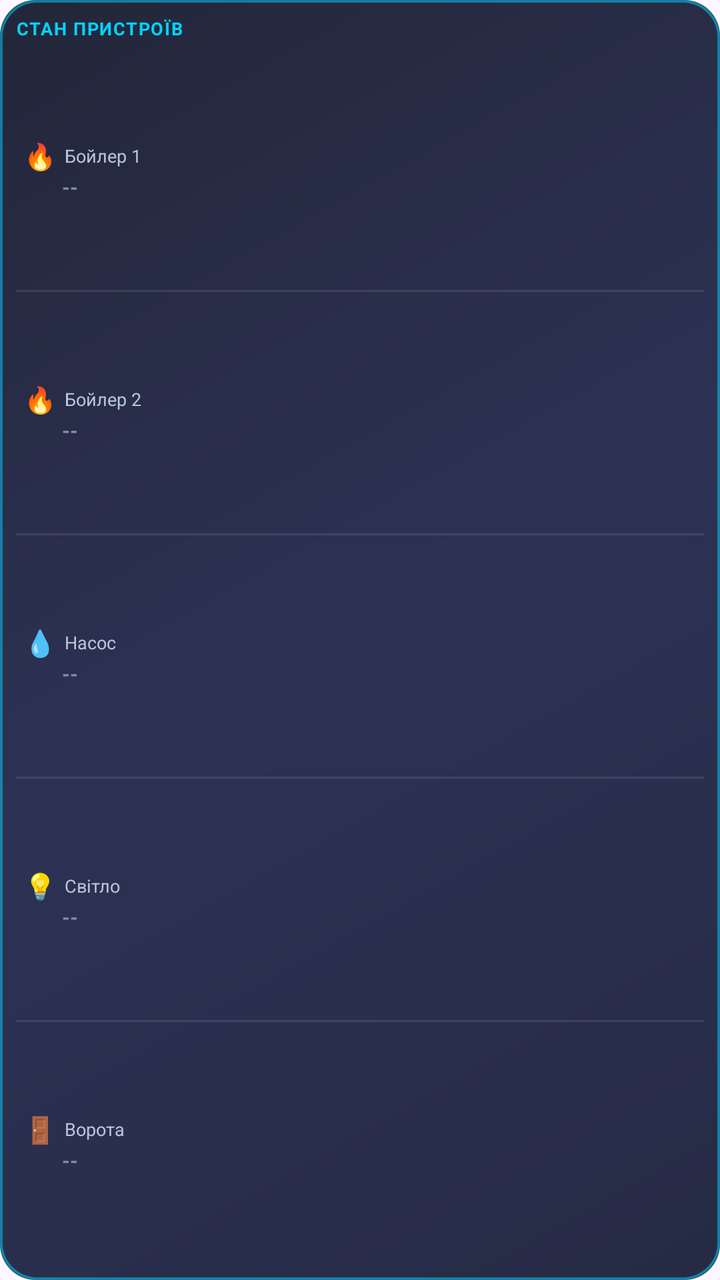
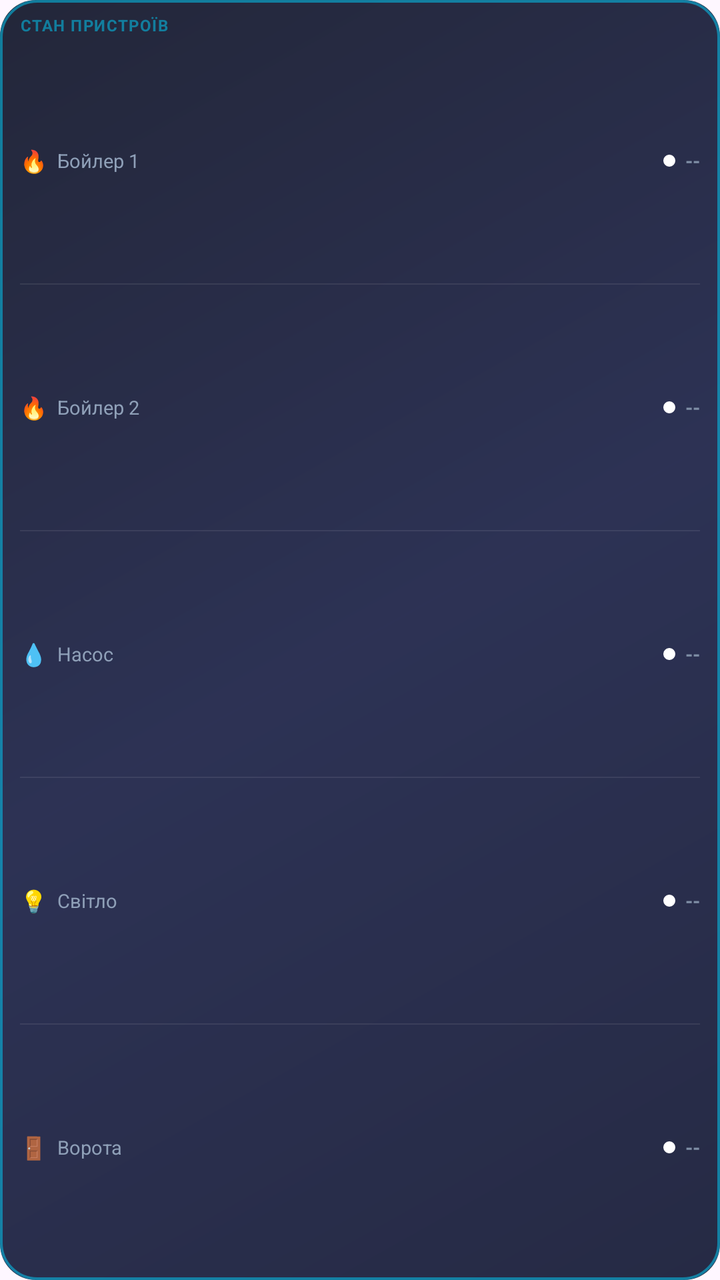

Screens rendered from an Android XML layout before and after an edit, with the pre-edit source and the edit as a unified diff.
<!-- AndroidManifest.xml: application theme Theme.HomeHubCompose -->
<!-- res/layout/widget_devices.xml -->
<?xml version="1.0" encoding="utf-8"?>
<LinearLayout xmlns:android="http://schemas.android.com/apk/res/android"
    android:id="@+id/widgetDevicesRoot"
    android:layout_width="match_parent"
    android:layout_height="match_parent"
    android:background="@drawable/widget_devices_background"
    android:orientation="vertical"
    android:paddingLeft="8dp"
    android:paddingTop="8dp"
    android:paddingRight="8dp"
    android:paddingBottom="8dp">

    <TextView
        android:layout_width="match_parent"
        android:layout_height="wrap_content"
        android:layout_marginBottom="4dp"
        android:ellipsize="end"
        android:letterSpacing="0.06"
        android:maxLines="1"
        android:text="@string/widget_devices_title"
        android:textAllCaps="true"
        android:textColor="#00D4FF"
        android:textSize="9sp"
        android:textStyle="bold" />

    <LinearLayout
        android:id="@+id/widgetDevBoiler1Row"
        android:layout_width="match_parent"
        android:layout_height="0dp"
        android:layout_weight="1"
        android:gravity="center_vertical"
        android:orientation="vertical"
        android:paddingLeft="4dp"
        android:paddingRight="4dp">

        <LinearLayout
            android:layout_width="match_parent"
            android:layout_height="wrap_content"
            android:gravity="center_vertical"
            android:orientation="horizontal">

            <TextView
                android:layout_width="wrap_content"
                android:layout_height="wrap_content"
                android:layout_marginEnd="4dp"
                android:text="🔥"
                android:textSize="13sp" />

            <TextView
                android:layout_width="0dp"
                android:layout_height="wrap_content"
                android:layout_weight="1"
                android:ellipsize="end"
                android:maxLines="1"
                android:text="@string/widget_device_boiler1"
                android:textColor="#B7C5D8"
                android:textSize="9sp" />
        </LinearLayout>

        <TextView
            android:id="@+id/widgetDevBoiler1State"
            android:layout_width="match_parent"
            android:layout_height="wrap_content"
            android:layout_marginStart="19dp"
            android:ellipsize="end"
            android:maxLines="1"
            android:text="--"
            android:textColor="#7F8FA6"
            android:textSize="10sp"
            android:textStyle="bold" />
    </LinearLayout>

    <TextView
        android:layout_width="match_parent"
        android:layout_height="1dp"
        android:text=""
        android:background="#1AFFFFFF" />

    <LinearLayout
        android:id="@+id/widgetDevBoiler2Row"
        android:layout_width="match_parent"
        android:layout_height="0dp"
        android:layout_weight="1"
        android:gravity="center_vertical"
        android:orientation="vertical"
        android:paddingLeft="4dp"
        android:paddingRight="4dp">

        <LinearLayout
            android:layout_width="match_parent"
            android:layout_height="wrap_content"
            android:gravity="center_vertical"
            android:orientation="horizontal">

            <TextView
                android:layout_width="wrap_content"
                android:layout_height="wrap_content"
                android:layout_marginEnd="4dp"
                android:text="🔥"
                android:textSize="13sp" />

            <TextView
                android:layout_width="0dp"
                android:layout_height="wrap_content"
                android:layout_weight="1"
                android:ellipsize="end"
                android:maxLines="1"
                android:text="@string/widget_device_boiler2"
                android:textColor="#B7C5D8"
                android:textSize="9sp" />
        </LinearLayout>

        <TextView
            android:id="@+id/widgetDevBoiler2State"
            android:layout_width="match_parent"
            android:layout_height="wrap_content"
            android:layout_marginStart="19dp"
            android:ellipsize="end"
            android:maxLines="1"
            android:text="--"
            android:textColor="#7F8FA6"
            android:textSize="10sp"
            android:textStyle="bold" />
    </LinearLayout>

    <TextView
        android:layout_width="match_parent"
        android:layout_height="1dp"
        android:text=""
        android:background="#1AFFFFFF" />

    <LinearLayout
        android:id="@+id/widgetDevPumpRow"
        android:layout_width="match_parent"
        android:layout_height="0dp"
        android:layout_weight="1"
        android:gravity="center_vertical"
        android:orientation="vertical"
        android:paddingLeft="4dp"
        android:paddingRight="4dp">

        <LinearLayout
            android:layout_width="match_parent"
            android:layout_height="wrap_content"
            android:gravity="center_vertical"
            android:orientation="horizontal">

            <TextView
                android:layout_width="wrap_content"
                android:layout_height="wrap_content"
                android:layout_marginEnd="4dp"
                android:text="💧"
                android:textSize="13sp" />

            <TextView
                android:layout_width="0dp"
                android:layout_height="wrap_content"
                android:layout_weight="1"
                android:ellipsize="end"
                android:maxLines="1"
                android:text="@string/widget_device_pump"
                android:textColor="#B7C5D8"
                android:textSize="9sp" />
        </LinearLayout>

        <TextView
            android:id="@+id/widgetDevPumpState"
            android:layout_width="match_parent"
            android:layout_height="wrap_content"
            android:layout_marginStart="19dp"
            android:ellipsize="end"
            android:maxLines="1"
            android:text="--"
            android:textColor="#7F8FA6"
            android:textSize="10sp"
            android:textStyle="bold" />
    </LinearLayout>

    <TextView
        android:layout_width="match_parent"
        android:layout_height="1dp"
        android:text=""
        android:background="#1AFFFFFF" />

    <LinearLayout
        android:id="@+id/widgetDevLightRow"
        android:layout_width="match_parent"
        android:layout_height="0dp"
        android:layout_weight="1"
        android:gravity="center_vertical"
        android:orientation="vertical"
        android:paddingLeft="4dp"
        android:paddingRight="4dp">

        <LinearLayout
            android:layout_width="match_parent"
            android:layout_height="wrap_content"
            android:gravity="center_vertical"
            android:orientation="horizontal">

            <TextView
                android:layout_width="wrap_content"
                android:layout_height="wrap_content"
                android:layout_marginEnd="4dp"
                android:text="💡"
                android:textSize="13sp" />

            <TextView
                android:layout_width="0dp"
                android:layout_height="wrap_content"
                android:layout_weight="1"
                android:ellipsize="end"
                android:maxLines="1"
                android:text="@string/widget_device_light"
                android:textColor="#B7C5D8"
                android:textSize="9sp" />
        </LinearLayout>

        <TextView
            android:id="@+id/widgetDevLightState"
            android:layout_width="match_parent"
            android:layout_height="wrap_content"
            android:layout_marginStart="19dp"
            android:ellipsize="end"
            android:maxLines="1"
            android:text="--"
            android:textColor="#7F8FA6"
            android:textSize="10sp"
            android:textStyle="bold" />
    </LinearLayout>

    <TextView
        android:layout_width="match_parent"
        android:layout_height="1dp"
        android:text=""
        android:background="#1AFFFFFF" />

    <LinearLayout
        android:id="@+id/widgetDevGateRow"
        android:layout_width="match_parent"
        android:layout_height="0dp"
        android:layout_weight="1"
        android:gravity="center_vertical"
        android:orientation="vertical"
        android:paddingLeft="4dp"
        android:paddingRight="4dp">

        <LinearLayout
            android:layout_width="match_parent"
            android:layout_height="wrap_content"
            android:gravity="center_vertical"
            android:orientation="horizontal">

            <TextView
                android:layout_width="wrap_content"
                android:layout_height="wrap_content"
                android:layout_marginEnd="4dp"
                android:text="🚪"
                android:textSize="13sp" />

            <TextView
                android:layout_width="0dp"
                android:layout_height="wrap_content"
                android:layout_weight="1"
                android:ellipsize="end"
                android:maxLines="1"
                android:text="@string/widget_device_gate"
                android:textColor="#B7C5D8"
                android:textSize="9sp" />
        </LinearLayout>

        <TextView
            android:id="@+id/widgetDevGateState"
            android:layout_width="match_parent"
            android:layout_height="wrap_content"
            android:layout_marginStart="19dp"
            android:ellipsize="end"
            android:maxLines="1"
            android:text="--"
            android:textColor="#7F8FA6"
            android:textSize="10sp"
            android:textStyle="bold" />
    </LinearLayout>
</LinearLayout>
<!-- resources referenced by this layout -->
<resources>
  <!-- drawable widget_devices_background (drawable) -->
  <?xml version="1.0" encoding="utf-8"?>
  <layer-list xmlns:android="http://schemas.android.com/apk/res/android">
      <item>
          <shape android:shape="rectangle">
              <corners android:radius="18dp" />
              <gradient
                  android:angle="135"
                  android:startColor="#E60E1330"
                  android:centerColor="#E6161C42"
                  android:endColor="#E60B0F24"
                  android:type="linear" />
          </shape>
      </item>
  
      <item>
          <shape android:shape="rectangle">
              <corners android:radius="18dp" />
              <solid android:color="#00000000" />
              <stroke
                  android:width="1.4dp"
                  android:color="#8000D4FF" />
          </shape>
      </item>
  </layer-list>
  <string name="widget_device_boiler1">Бойлер 1</string>
  <string name="widget_device_boiler2">Бойлер 2</string>
  <string name="widget_device_gate">Ворота</string>
  <string name="widget_device_light">Світло</string>
  <string name="widget_device_pump">Насос</string>
  <string name="widget_devices_title">Стан пристроїв</string>
  <style name="Theme.HomeHubCompose" parent="Theme.Material3.DayNight.NoActionBar">
          <item name="android:statusBarColor" tools:targetApi="l">#12141C</item>
          <item name="android:navigationBarColor" tools:targetApi="l">#12141C</item>
          <item name="android:windowLightStatusBar" tools:targetApi="m">false</item>
      </style>
</resources>

<!-- the commit's change to res/layout/widget_devices.xml (unified diff, before → after) -->
@@ -5,22 +5,22 @@
     android:layout_height="match_parent"
     android:background="@drawable/widget_devices_background"
     android:orientation="vertical"
-    android:paddingLeft="8dp"
-    android:paddingTop="8dp"
-    android:paddingRight="8dp"
-    android:paddingBottom="8dp">
+    android:paddingLeft="10dp"
+    android:paddingTop="7dp"
+    android:paddingRight="10dp"
+    android:paddingBottom="7dp">
 
     <TextView
         android:layout_width="match_parent"
         android:layout_height="wrap_content"
-        android:layout_marginBottom="4dp"
+        android:layout_marginBottom="3dp"
         android:ellipsize="end"
         android:letterSpacing="0.06"
         android:maxLines="1"
         android:text="@string/widget_devices_title"
         android:textAllCaps="true"
-        android:textColor="#00D4FF"
-        android:textSize="9sp"
+        android:textColor="#8000D4FF"
+        android:textSize="8sp"
         android:textStyle="bold" />
 
     <LinearLayout
@@ -29,52 +29,50 @@
         android:layout_height="0dp"
         android:layout_weight="1"
         android:gravity="center_vertical"
-        android:orientation="vertical"
-        android:paddingLeft="4dp"
-        android:paddingRight="4dp">
-
-        <LinearLayout
-            android:layout_width="match_parent"
-            android:layout_height="wrap_content"
-            android:gravity="center_vertical"
-            android:orientation="horizontal">
-
-            <TextView
-                android:layout_width="wrap_content"
-                android:layout_height="wrap_content"
-                android:layout_marginEnd="4dp"
-                android:text="🔥"
-                android:textSize="13sp" />
-
-            <TextView
-                android:layout_width="0dp"
-                android:layout_height="wrap_content"
-                android:layout_weight="1"
-                android:ellipsize="end"
-                android:maxLines="1"
-                android:text="@string/widget_device_boiler1"
-                android:textColor="#B7C5D8"
-                android:textSize="9sp" />
-        </LinearLayout>
+        android:orientation="horizontal">
+
+        <TextView
+            android:layout_width="wrap_content"
+            android:layout_height="wrap_content"
+            android:layout_marginEnd="5dp"
+            android:text="🔥"
+            android:textSize="11sp" />
+
+        <TextView
+            android:layout_width="0dp"
+            android:layout_height="wrap_content"
+            android:layout_weight="1"
+            android:ellipsize="end"
+            android:maxLines="1"
+            android:text="@string/widget_device_boiler1"
+            android:textColor="#8FA0B8"
+            android:textSize="9.5sp" />
+
+        <ImageView
+            android:id="@+id/widgetDevBoiler1Dot"
+            android:layout_width="6dp"
+            android:layout_height="6dp"
+            android:layout_marginEnd="5dp"
+            android:src="@drawable/widget_status_dot" />
 
         <TextView
             android:id="@+id/widgetDevBoiler1State"
-            android:layout_width="match_parent"
-            android:layout_height="wrap_content"
-            android:layout_marginStart="19dp"
-            android:ellipsize="end"
-            android:maxLines="1"
-            android:text="--"
-            android:textColor="#7F8FA6"
-            android:textSize="10sp"
-            android:textStyle="bold" />
-    </LinearLayout>
-
-    <TextView
-        android:layout_width="match_parent"
-        android:layout_height="1dp"
-        android:text=""
-        android:background="#1AFFFFFF" />
+            android:layout_width="wrap_content"
+            android:layout_height="wrap_content"
+            android:ellipsize="end"
+            android:maxLines="1"
+            android:text="--"
+            android:textColor="#7F8FA6"
+            android:textSize="9.5sp"
+            android:textStyle="bold" />
+    </LinearLayout>
+
+    <TextView
+        android:layout_width="match_parent"
+        android:layout_height="0.6dp"
+        android:layout_marginTop="2dp"
+        android:layout_marginBottom="2dp"
+        android:background="#14FFFFFF" />
 
     <LinearLayout
         android:id="@+id/widgetDevBoiler2Row"
@@ -82,52 +80,50 @@
         android:layout_height="0dp"
         android:layout_weight="1"
         android:gravity="center_vertical"
-        android:orientation="vertical"
-        android:paddingLeft="4dp"
-        android:paddingRight="4dp">
-
-        <LinearLayout
-            android:layout_width="match_parent"
-            android:layout_height="wrap_content"
-            android:gravity="center_vertical"
-            android:orientation="horizontal">
-
-            <TextView
-                android:layout_width="wrap_content"
-                android:layout_height="wrap_content"
-                android:layout_marginEnd="4dp"
-                android:text="🔥"
-                android:textSize="13sp" />
-
-            <TextView
-                android:layout_width="0dp"
-                android:layout_height="wrap_content"
-                android:layout_weight="1"
-                android:ellipsize="end"
-                android:maxLines="1"
-                android:text="@string/widget_device_boiler2"
-                android:textColor="#B7C5D8"
-                android:textSize="9sp" />
-        </LinearLayout>
+        android:orientation="horizontal">
+
+        <TextView
+            android:layout_width="wrap_content"
+            android:layout_height="wrap_content"
+            android:layout_marginEnd="5dp"
+            android:text="🔥"
+            android:textSize="11sp" />
+
+        <TextView
+            android:layout_width="0dp"
+            android:layout_height="wrap_content"
+            android:layout_weight="1"
+            android:ellipsize="end"
+            android:maxLines="1"
+            android:text="@string/widget_device_boiler2"
+            android:textColor="#8FA0B8"
+            android:textSize="9.5sp" />
+
+        <ImageView
+            android:id="@+id/widgetDevBoiler2Dot"
+            android:layout_width="6dp"
+            android:layout_height="6dp"
+            android:layout_marginEnd="5dp"
+            android:src="@drawable/widget_status_dot" />
 
         <TextView
             android:id="@+id/widgetDevBoiler2State"
-            android:layout_width="match_parent"
-            android:layout_height="wrap_content"
-            android:layout_marginStart="19dp"
-            android:ellipsize="end"
-            android:maxLines="1"
-            android:text="--"
-            android:textColor="#7F8FA6"
-            android:textSize="10sp"
-            android:textStyle="bold" />
-    </LinearLayout>
-
-    <TextView
-        android:layout_width="match_parent"
-        android:layout_height="1dp"
-        android:text=""
-        android:background="#1AFFFFFF" />
+            android:layout_width="wrap_content"
+            android:layout_height="wrap_content"
+            android:ellipsize="end"
+            android:maxLines="1"
+            android:text="--"
+            android:textColor="#7F8FA6"
+            android:textSize="9.5sp"
+            android:textStyle="bold" />
+    </LinearLayout>
+
+    <TextView
+        android:layout_width="match_parent"
+        android:layout_height="0.6dp"
+        android:layout_marginTop="2dp"
+        android:layout_marginBottom="2dp"
+        android:background="#14FFFFFF" />
 
     <LinearLayout
         android:id="@+id/widgetDevPumpRow"
@@ -135,52 +131,50 @@
         android:layout_height="0dp"
         android:layout_weight="1"
         android:gravity="center_vertical"
-        android:orientation="vertical"
-        android:paddingLeft="4dp"
-        android:paddingRight="4dp">
-
-        <LinearLayout
-            android:layout_width="match_parent"
-            android:layout_height="wrap_content"
-            android:gravity="center_vertical"
-            android:orientation="horizontal">
-
-            <TextView
-                android:layout_width="wrap_content"
-                android:layout_height="wrap_content"
-                android:layout_marginEnd="4dp"
-                android:text="💧"
-                android:textSize="13sp" />
-
-            <TextView
-                android:layout_width="0dp"
-                android:layout_height="wrap_content"
-                android:layout_weight="1"
-                android:ellipsize="end"
-                android:maxLines="1"
-                android:text="@string/widget_device_pump"
-                android:textColor="#B7C5D8"
-                android:textSize="9sp" />
-        </LinearLayout>
+        android:orientation="horizontal">
+
+        <TextView
+            android:layout_width="wrap_content"
+            android:layout_height="wrap_content"
+            android:layout_marginEnd="5dp"
+            android:text="💧"
+            android:textSize="11sp" />
+
+        <TextView
+            android:layout_width="0dp"
+            android:layout_height="wrap_content"
+            android:layout_weight="1"
+            android:ellipsize="end"
+            android:maxLines="1"
+            android:text="@string/widget_device_pump"
+            android:textColor="#8FA0B8"
+            android:textSize="9.5sp" />
+
+        <ImageView
+            android:id="@+id/widgetDevPumpDot"
+            android:layout_width="6dp"
+            android:layout_height="6dp"
+            android:layout_marginEnd="5dp"
+            android:src="@drawable/widget_status_dot" />
 
         <TextView
             android:id="@+id/widgetDevPumpState"
-            android:layout_width="match_parent"
-            android:layout_height="wrap_content"
-            android:layout_marginStart="19dp"
-            android:ellipsize="end"
-            android:maxLines="1"
-            android:text="--"
-            android:textColor="#7F8FA6"
-            android:textSize="10sp"
-            android:textStyle="bold" />
-    </LinearLayout>
-
-    <TextView
-        android:layout_width="match_parent"
-        android:layout_height="1dp"
-        android:text=""
-        android:background="#1AFFFFFF" />
+            android:layout_width="wrap_content"
+            android:layout_height="wrap_content"
+            android:ellipsize="end"
+            android:maxLines="1"
+            android:text="--"
+            android:textColor="#7F8FA6"
+            android:textSize="9.5sp"
+            android:textStyle="bold" />
+    </LinearLayout>
+
+    <TextView
+        android:layout_width="match_parent"
+        android:layout_height="0.6dp"
+        android:layout_marginTop="2dp"
+        android:layout_marginBottom="2dp"
+        android:background="#14FFFFFF" />
 
     <LinearLayout
         android:id="@+id/widgetDevLightRow"
@@ -188,52 +182,50 @@
         android:layout_height="0dp"
         android:layout_weight="1"
         android:gravity="center_vertical"
-        android:orientation="vertical"
-        android:paddingLeft="4dp"
-        android:paddingRight="4dp">
-
-        <LinearLayout
-            android:layout_width="match_parent"
-            android:layout_height="wrap_content"
-            android:gravity="center_vertical"
-            android:orientation="horizontal">
-
-            <TextView
-                android:layout_width="wrap_content"
-                android:layout_height="wrap_content"
-                android:layout_marginEnd="4dp"
-                android:text="💡"
-                android:textSize="13sp" />
-
-            <TextView
-                android:layout_width="0dp"
-                android:layout_height="wrap_content"
-                android:layout_weight="1"
-                android:ellipsize="end"
-                android:maxLines="1"
-                android:text="@string/widget_device_light"
-                android:textColor="#B7C5D8"
-                android:textSize="9sp" />
-        </LinearLayout>
+        android:orientation="horizontal">
+
+        <TextView
+            android:layout_width="wrap_content"
+            android:layout_height="wrap_content"
+            android:layout_marginEnd="5dp"
+            android:text="💡"
+            android:textSize="11sp" />
+
+        <TextView
+            android:layout_width="0dp"
+            android:layout_height="wrap_content"
+            android:layout_weight="1"
+            android:ellipsize="end"
+            android:maxLines="1"
+            android:text="@string/widget_device_light"
+            android:textColor="#8FA0B8"
+            android:textSize="9.5sp" />
+
+        <ImageView
+            android:id="@+id/widgetDevLightDot"
+            android:layout_width="6dp"
+            android:layout_height="6dp"
+            android:layout_marginEnd="5dp"
+            android:src="@drawable/widget_status_dot" />
 
         <TextView
             android:id="@+id/widgetDevLightState"
-            android:layout_width="match_parent"
-            android:layout_height="wrap_content"
-            android:layout_marginStart="19dp"
-            android:ellipsize="end"
-            android:maxLines="1"
-            android:text="--"
-            android:textColor="#7F8FA6"
-            android:textSize="10sp"
-            android:textStyle="bold" />
-    </LinearLayout>
-
-    <TextView
-        android:layout_width="match_parent"
-        android:layout_height="1dp"
-        android:text=""
-        android:background="#1AFFFFFF" />
+            android:layout_width="wrap_content"
+            android:layout_height="wrap_content"
+            android:ellipsize="end"
+            android:maxLines="1"
+            android:text="--"
+            android:textColor="#7F8FA6"
+            android:textSize="9.5sp"
+            android:textStyle="bold" />
+    </LinearLayout>
+
+    <TextView
+        android:layout_width="match_parent"
+        android:layout_height="0.6dp"
+        android:layout_marginTop="2dp"
+        android:layout_marginBottom="2dp"
+        android:background="#14FFFFFF" />
 
     <LinearLayout
         android:id="@+id/widgetDevGateRow"
@@ -241,44 +233,41 @@
         android:layout_height="0dp"
         android:layout_weight="1"
         android:gravity="center_vertical"
-        android:orientation="vertical"
-        android:paddingLeft="4dp"
-        android:paddingRight="4dp">
-
-        <LinearLayout
-            android:layout_width="match_parent"
-            android:layout_height="wrap_content"
-            android:gravity="center_vertical"
-            android:orientation="horizontal">
-
-            <TextView
-                android:layout_width="wrap_content"
-                android:layout_height="wrap_content"
-                android:layout_marginEnd="4dp"
-                android:text="🚪"
-                android:textSize="13sp" />
-
-            <TextView
-                android:layout_width="0dp"
-                android:layout_height="wrap_content"
-                android:layout_weight="1"
-                android:ellipsize="end"
-                android:maxLines="1"
-                android:text="@string/widget_device_gate"
-                android:textColor="#B7C5D8"
-                android:textSize="9sp" />
-        </LinearLayout>
+        android:orientation="horizontal">
+
+        <TextView
+            android:layout_width="wrap_content"
+            android:layout_height="wrap_content"
+            android:layout_marginEnd="5dp"
+            android:text="🚪"
+            android:textSize="11sp" />
+
+        <TextView
+            android:layout_width="0dp"
+            android:layout_height="wrap_content"
+            android:layout_weight="1"
+            android:ellipsize="end"
+            android:maxLines="1"
+            android:text="@string/widget_device_gate"
+            android:textColor="#8FA0B8"
+            android:textSize="9.5sp" />
+
+        <ImageView
+            android:id="@+id/widgetDevGateDot"
+            android:layout_width="6dp"
+            android:layout_height="6dp"
+            android:layout_marginEnd="5dp"
+            android:src="@drawable/widget_status_dot" />
 
         <TextView
             android:id="@+id/widgetDevGateState"
-            android:layout_width="match_parent"
-            android:layout_height="wrap_content"
-            android:layout_marginStart="19dp"
-            android:ellipsize="end"
-            android:maxLines="1"
-            android:text="--"
-            android:textColor="#7F8FA6"
-            android:textSize="10sp"
+            android:layout_width="wrap_content"
+            android:layout_height="wrap_content"
+            android:ellipsize="end"
+            android:maxLines="1"
+            android:text="--"
+            android:textColor="#7F8FA6"
+            android:textSize="9.5sp"
             android:textStyle="bold" />
     </LinearLayout>
 </LinearLayout>
<!-- resource entries referenced after the edit -->
@@ -25,6 +25,11 @@
           </shape>
       </item>
   </layer-list>
+  <!-- drawable widget_status_dot (drawable) -->
+  <?xml version="1.0" encoding="utf-8"?>
+  <shape xmlns:android="http://schemas.android.com/apk/res/android" android:shape="oval">
+      <solid android:color="#FFFFFFFF" />
+  </shape>
   <string name="widget_device_boiler1">Бойлер 1</string>
   <string name="widget_device_boiler2">Бойлер 2</string>
   <string name="widget_device_gate">Ворота</string>
